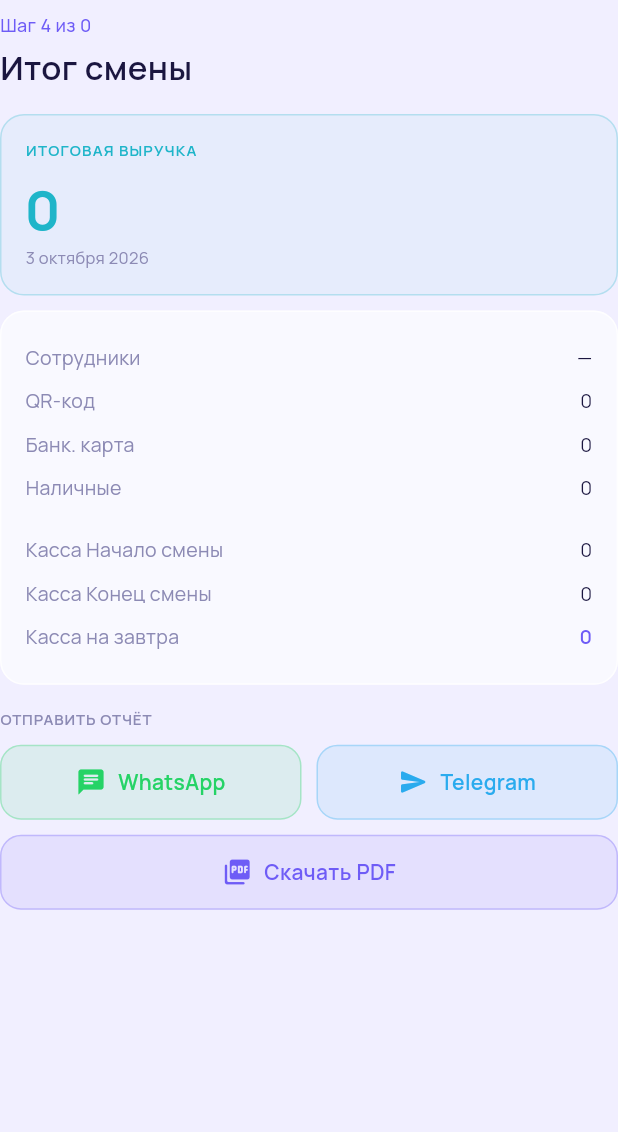
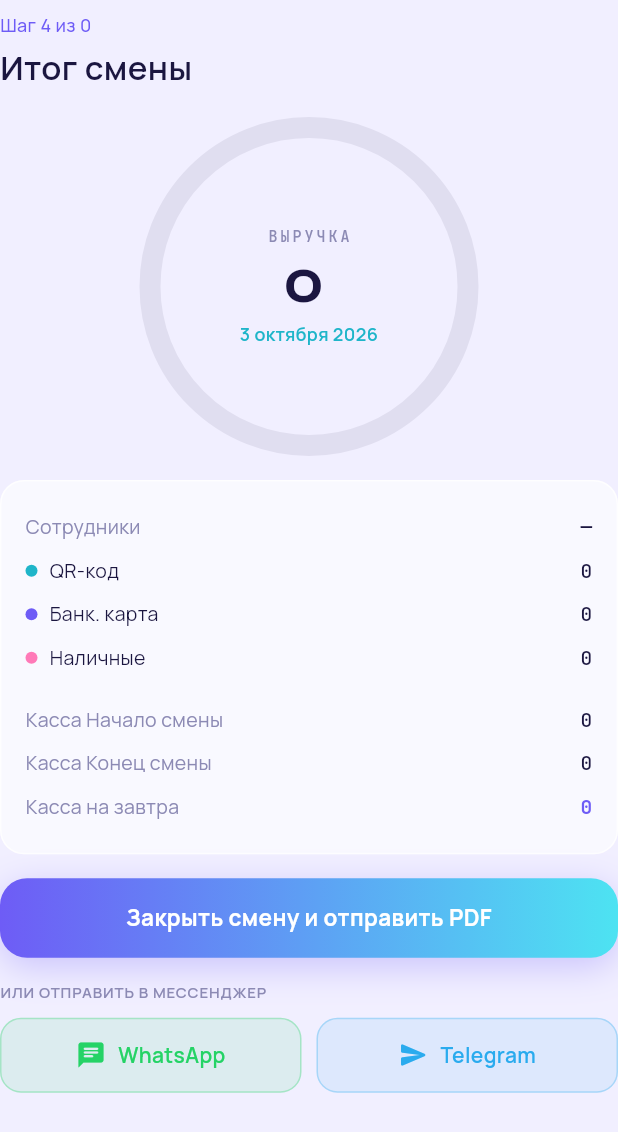
Before and after one commit to muhammetnur2002/horeca-app, a Flutter app: what buildShiftStep4() shows on an empty page, opened directly with empty values, on a phone screen of 412 x 824 dp. Shown: the top 1132 px of the screen. Run offline on Flutter 3.47's test engine with Material 3 defaults, Android fonts, the phone set to English and light mode, and no system bars; our stand-ins replace cloud_firestore, dio, drift, drift_flutter, file_picker, firebase_auth and 12 more; missing offline and left inert: dart:html, excel, firebase_app_check; accounts and stored records are empty; generated files the repository leaves out were written again; project files that could hold a hidden picture were left out.

Commit message:
feat(shift): итог смены по макету — кольцо выручки и главная кнопка
- кольцо: доли QR-кода, карты и наличных, в центре сумма и изменение
  к прошлой смене; те же цвета точками в строках итога
- суммы моноширинным шрифтом, знак валюты из запасного шрифта
- «Закрыть смену и отправить PDF» — градиентная главная кнопка,
  мессенджеры — второстепенные

Co-Authored-By: Claude Opus 5.5 <noreply@anthropic.com>

```diff
--- /dev/null
+++ b/lib/features/shift_close/presentation/shift_close_revenue_ring.dart
@@ -0,0 +1,132 @@
+/// Кольцо выручки на итоге смены (по макету «Орбита»): дуги — доли
+/// QR-кода, карты и наличных, в центре — итоговая сумма.
+library;
+
+import 'dart:math';
+
+import 'package:flutter/material.dart';
+import 'package:horeca_app/app/app.dart';
+
+/// Цвета способов оплаты — те же точки стоят в строках итога.
+abstract final class PaymentColors {
+  static Color get qr => AppColors.green;
+  static Color get card => AppColors.orange;
+  static Color get cash => AppColors.accent3;
+}
+
+class RevenueRing extends StatelessWidget {
+  final double qr;
+  final double card;
+  final double cash;
+  final String amountText;
+  final String? caption;
+
+  const RevenueRing({
+    super.key,
+    required this.qr,
+    required this.card,
+    required this.cash,
+    required this.amountText,
+    this.caption,
+  });
+
+  @override
+  Widget build(BuildContext context) {
+    final isDark = Theme.of(context).brightness == Brightness.dark;
+    return SizedBox(
+      width: 230,
+      height: 230,
+      child: CustomPaint(
+        painter: _RingPainter(
+          parts: [qr, card, cash],
+          colors: [PaymentColors.qr, PaymentColors.card, PaymentColors.cash],
+          track: (isDark ? Colors.white : AppColors.ink).withOpacity(0.08),
+        ),
+        child: Center(
+          child: Padding(
+            padding: const EdgeInsets.symmetric(horizontal: 30),
+            child: Column(mainAxisSize: MainAxisSize.min, children: [
+              Text('ВЫРУЧКА',
+                  style: TextStyle(
+                      fontFamily: AppFonts.mono,
+                      fontSize: 10,
+                      letterSpacing: 2,
+                      color: AppColors.muted)),
+              const SizedBox(height: 6),
+              FittedBox(
+                fit: BoxFit.scaleDown,
+                child: Text(amountText,
+                    style: TextStyle(
+                        fontFamily: AppFonts.display,
+                        fontFamilyFallback: AppFonts.fallback,
+                        fontSize: 28,
+                        fontWeight: FontWeight.w700,
+                        color: isDark ? Colors.white : AppColors.ink)),
+              ),
+              if (caption != null) ...[
+                const SizedBox(height: 4),
+                Text(caption!,
+                    textAlign: TextAlign.center,
+                    style: TextStyle(
+                        fontSize: 12,
+                        fontWeight: FontWeight.w600,
+                        color: AppColors.green)),
+              ],
+            ]),
+          ),
+        ),
+      ),
+    );
+  }
+}
+
+class _RingPainter extends CustomPainter {
+  final List<double> parts;
+  final List<Color> colors;
+  final Color track;
+
+  _RingPainter({required this.parts, required this.colors, required this.track});
+
+  @override
+  void paint(Canvas canvas, Size size) {
+    const stroke = 14.0;
+    final rect = Rect.fromCircle(
+        center: size.center(Offset.zero),
+        radius: size.shortestSide / 2 - stroke / 2 - 2);
+    canvas.drawArc(
+        rect,
+        0,
+        2 * pi,
+        false,
+        Paint()
+          ..style = PaintingStyle.stroke
+          ..strokeWidth = stroke
+          ..color = track);
+
+    final total = parts.fold<double>(0, (a, b) => a + (b > 0 ? b : 0));
+    if (total <= 0) return;
+    final nonZero = parts.where((p) => p > 0).length;
+    const gap = 0.06; // зазор между дугами, радианы
+    var start = -pi / 2;
+    for (var i = 0; i < parts.length; i++) {
+      if (parts[i] <= 0) continue;
+      final sweep = 2 * pi * parts[i] / total;
+      final drawSweep = nonZero > 1 ? max(0.0, sweep - gap) : sweep;
+      canvas.drawArc(
+          rect,
+          start + (nonZero > 1 ? gap / 2 : 0),
+          drawSweep,
+          false,
+          Paint()
+            ..style = PaintingStyle.stroke
+            ..strokeWidth = stroke
+            ..strokeCap = StrokeCap.round
+            ..color = colors[i]);
+      start += sweep;
+    }
+  }
+
+  @override
+  bool shouldRepaint(_RingPainter old) =>
+      old.parts.toString() != parts.toString() || old.track != track;
+}
--- a/lib/features/shift_close/presentation/shift_close_screen_steps.dart
+++ b/lib/features/shift_close/presentation/shift_close_screen_steps.dart
@@ -5,6 +5,7 @@ library;
 
 import 'package:flutter/material.dart';
 import 'package:flutter_riverpod/flutter_riverpod.dart';
+import 'package:horeca_app/features/analytics/data/analytics_repository.dart';
 import 'package:horeca_app/features/shift_close/presentation/shift_close_models.dart';
 import 'package:horeca_app/features/shift_close/presentation/shift_close_step1_shift.dart';
 import 'package:horeca_app/features/shift_close/presentation/shift_close_step2_payment.dart';
@@ -110,8 +111,22 @@ Widget buildShiftCurrentStep({
         finalTotal: finalTotal,
         tomorrowCash: tomorrowCash,
         onSubmit: onSubmit,
+        previousRevenue: _previousRevenue(ref),
       );
     default:
       return const SizedBox();
   }
 }
+
+/// Выручка прошлой смены — для «+N% к прошлой смене» на кольце. Смены,
+/// закрытые в последние полчаса, не считаем: это может быть текущая,
+/// уже сохранённая при отправке отчёта.
+double? _previousRevenue(WidgetRef ref) {
+  final cutoff = DateTime.now().subtract(const Duration(minutes: 30));
+  final older = ref
+      .read(analyticsRepositoryProvider)
+      .where((s) => s.date.isBefore(cutoff))
+      .toList()
+    ..sort((a, b) => b.date.compareTo(a.date));
+  return older.isEmpty ? null : older.first.revenue;
+}
--- a/lib/features/shift_close/presentation/shift_close_step4_summary.dart
+++ b/lib/features/shift_close/presentation/shift_close_step4_summary.dart
@@ -5,6 +5,7 @@ import 'package:flutter/material.dart';
 import 'package:horeca_app/app/app.dart';
 import 'package:horeca_app/features/shift_close/presentation/shift_close_format.dart';
 import 'package:horeca_app/features/shift_close/presentation/shift_close_models.dart';
+import 'package:horeca_app/features/shift_close/presentation/shift_close_revenue_ring.dart';
 import 'package:horeca_app/features/shift_close/presentation/shift_close_widgets.dart';
 
 Widget buildShiftStep4({
@@ -24,33 +25,31 @@ Widget buildShiftStep4({
   required double finalTotal,
   required double tomorrowCash,
   required VoidCallback onSubmit,
+  double? previousRevenue,
 }) {
+  final qr = double.tryParse(qrController.text) ?? 0;
+  final card = double.tryParse(cardController.text) ?? 0;
+  final cash = double.tryParse(cashController.text) ?? 0;
+  final change = previousRevenue == null || previousRevenue <= 0
+      ? null
+      : (finalTotal - previousRevenue) / previousRevenue * 100;
   final writeOffs = desserts.where((d) => d.writeOff > 0).toList();
   return Column(crossAxisAlignment: CrossAxisAlignment.start, children: [
     const SizedBox(height: 8),
     StepHeader(step: 4, total: totalSteps, title: 'Итог смены'),
     const SizedBox(height: 16),
-    GlassCard(
-        isDark: isDark,
-        accentColor: AppColors.green,
-        child: Column(crossAxisAlignment: CrossAxisAlignment.start, children: [
-          Text('ИТОГОВАЯ ВЫРУЧКА',
-              style: TextStyle(
-                  fontSize: 10,
-                  color: AppColors.green,
-                  fontWeight: FontWeight.w600,
-                  letterSpacing: 0.8)),
-          const SizedBox(height: 6),
-          Text('${shiftCloseFormatMoney(finalTotal)} $currency',
-              style: TextStyle(
-                  fontSize: 36,
-                  fontWeight: FontWeight.w700,
-                  color: AppColors.green,
-                  letterSpacing: -1)),
-          Text(shiftCloseFormattedDate(),
-              style: TextStyle(fontSize: 11, color: AppColors.muted)),
-        ])),
-    const SizedBox(height: 10),
+    Center(
+      child: RevenueRing(
+        qr: qr,
+        card: card,
+        cash: cash,
+        amountText: '${shiftCloseFormatMoney(finalTotal)} $currency',
+        caption: change == null
+            ? shiftCloseFormattedDate()
+            : '${change >= 0 ? '+' : ''}${change.round()}% к прошлой смене',
+      ),
+    ),
+    const SizedBox(height: 14),
     GlassCard(
         isDark: isDark,
         child: Column(children: [
@@ -59,16 +58,19 @@ Widget buildShiftStep4({
               value: selectedStaff.isEmpty ? '—' : selectedStaff.join(', '),
               isDark: isDark),
           SummaryRow(
+              dotColor: PaymentColors.qr,
               label: 'QR-код',
               value:
                   '${shiftCloseFormatMoney(double.tryParse(qrController.text) ?? 0)} $currency',
               isDark: isDark),
           SummaryRow(
+              dotColor: PaymentColors.card,
               label: 'Банк. карта',
               value:
                   '${shiftCloseFormatMoney(double.tryParse(cardController.text) ?? 0)} $currency',
               isDark: isDark),
           SummaryRow(
+              dotColor: PaymentColors.cash,
               label: 'Наличные',
               value:
                   '${shiftCloseFormatMoney(double.tryParse(cashController.text) ?? 0)} $currency',
@@ -113,7 +115,33 @@ Widget buildShiftStep4({
           ],
         ])),
     const SizedBox(height: 16),
-    const CardLabel(text: 'Отправить отчёт'),
+    // Главное действие экрана — яркий градиент темы.
+    GestureDetector(
+      onTap: onSubmit,
+      child: Container(
+        width: double.infinity,
+        padding: const EdgeInsets.symmetric(vertical: 16),
+        decoration: BoxDecoration(
+          borderRadius: BorderRadius.circular(18),
+          gradient: LinearGradient(
+              colors: [AppColors.orange, AppColors.greenLight]),
+          boxShadow: [
+            BoxShadow(
+                color: AppColors.orange.withOpacity(0.3),
+                blurRadius: 20,
+                offset: const Offset(0, 6)),
+          ],
+        ),
+        child: const Text('Закрыть смену и отправить PDF',
+            textAlign: TextAlign.center,
+            style: TextStyle(
+                color: Colors.white,
+                fontSize: 15,
+                fontWeight: FontWeight.w700)),
+      ),
+    ),
+    const SizedBox(height: 16),
+    const CardLabel(text: 'Или отправить в мессенджер'),
     const SizedBox(height: 10),
     Row(children: [
       Expanded(
@@ -132,14 +160,6 @@ Widget buildShiftStep4({
               isDark: isDark,
               onTap: onSubmit)),
     ]),
-    const SizedBox(height: 10),
-    ShareButton(
-        icon: Icons.picture_as_pdf_rounded,
-        label: 'Скачать PDF',
-        color: AppColors.orange,
-        isDark: isDark,
-        onTap: onSubmit,
-        fullWidth: true),
     const SizedBox(height: 16),
   ]);
 }
--- a/lib/features/shift_close/presentation/shift_close_widgets_extra.dart
+++ b/lib/features/shift_close/presentation/shift_close_widgets_extra.dart
@@ -120,6 +120,9 @@ class SummaryRow extends StatelessWidget {
   final bool isDark;
   final bool highlight;
   final bool isWarning;
+
+  /// Цветная точка перед подписью (способ оплаты, как на кольце выручки).
+  final Color? dotColor;
   const SummaryRow({
     super.key,
     required this.label,
@@ -127,18 +130,36 @@ class SummaryRow extends StatelessWidget {
     required this.isDark,
     this.highlight = false,
     this.isWarning = false,
+    this.dotColor,
   });
 
   @override
   Widget build(BuildContext context) => Padding(
       padding: const EdgeInsets.symmetric(vertical: 5),
       child: Row(mainAxisAlignment: MainAxisAlignment.spaceBetween, children: [
-        Text(label,
-            style: TextStyle(fontSize: 13, color: AppColors.muted)),
+        Row(mainAxisSize: MainAxisSize.min, children: [
+          if (dotColor != null)
+            Container(
+              width: 8,
+              height: 8,
+              margin: const EdgeInsets.only(right: 8),
+              decoration:
+                  BoxDecoration(shape: BoxShape.circle, color: dotColor),
+            ),
+          Text(label,
+              style: TextStyle(
+                  fontSize: 13,
+                  color: dotColor != null
+                      ? (isDark ? Colors.white : AppColors.ink)
+                      : AppColors.muted)),
+        ]),
+        const SizedBox(width: 12),
         Flexible(
             child: Text(value,
                 textAlign: TextAlign.right,
                 style: TextStyle(
+                    fontFamily: AppFonts.mono,
+                    fontFamilyFallback: AppFonts.fallback,
                     fontSize: 13,
                     fontWeight: highlight ? FontWeight.w600 : FontWeight.normal,
                     color: isWarning
```
